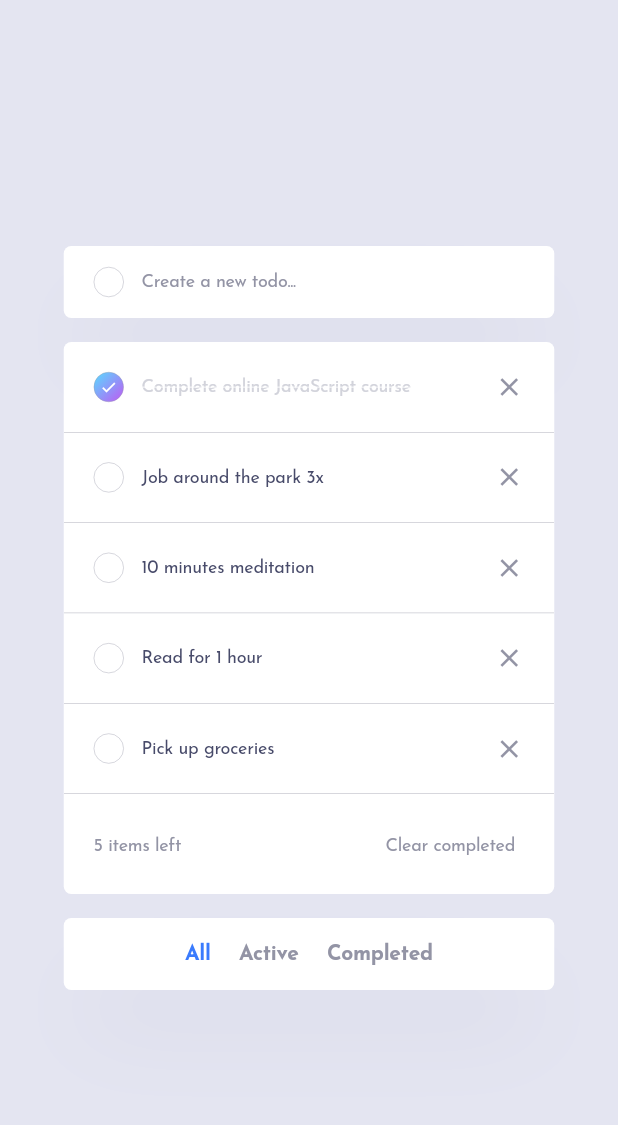
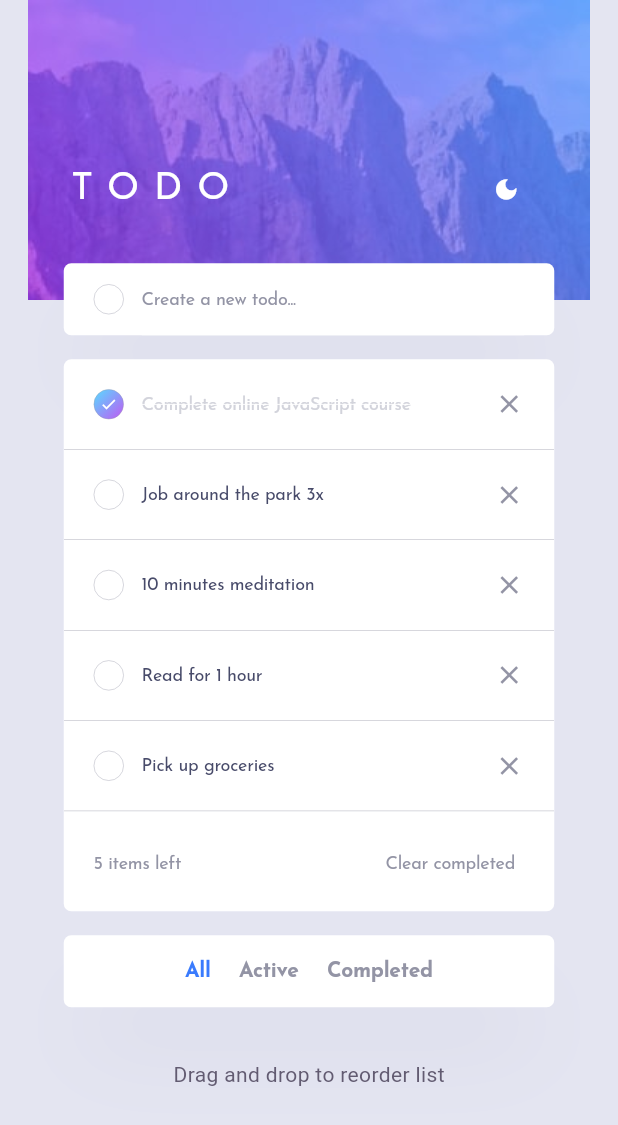
Before and after one commit to JustANipple/todo_app, a Flutter app: the screen it shows after launch, on a phone screen of 412 x 824 dp. Shown: the top 1125 px of the screen. Run offline on Flutter 3.47's test engine with Material 3 defaults, Android fonts, the phone set to English and light mode, and no system bars; our stand-ins replace google_fonts.

Commit message:
app completed

```diff
--- a/lib/main.dart
+++ b/lib/main.dart
@@ -18,23 +18,46 @@ class MainApp extends StatelessWidget {
   Widget build(BuildContext context) {
     return ChangeNotifierProvider(
       create: (context) => TodoProvider(),
-      child: MaterialApp(
+      child: Consumer<TodoProvider>(
+        builder: (context, todoProvider, child) => MaterialApp(
           theme: lightTheme,
-        // darkTheme: darkTheme,
-        themeMode: ThemeMode.system,
-        home: const Scaffold(
-          body: Center(
+          darkTheme: darkTheme,
+          themeMode: todoProvider.themeMode,
+          home: Scaffold(
+            body: Container(
+              decoration: BoxDecoration(
+                image: DecorationImage(
+                  image: AssetImage(todoProvider.themeMode == ThemeMode.light
+                      ? "assets/images/bg-mobile-light.jpg"
+                      : "assets/images/bg-mobile-dark.jpg"),
+                  alignment: Alignment.topCenter,
+                ),
+              ),
+              child: Center(
                 child: ResponsiveContainer(
                   child: SingleChildScrollView(
                     child: Column(
                       mainAxisSize: MainAxisSize.min,
                       children: [
-                    TodoCreate(),
-                    SizedBox(height: 16),
-                    TodoList(),
-                    SizedBox(height: 16),
-                    TodoFilter(),
+                        const TodoHeader(),
+                        const TodoCreate(),
+                        const SizedBox(height: 16),
+                        const TodoList(),
+                        const SizedBox(height: 16),
+                        const TodoFilter(),
+                        const SizedBox(height: 35),
+                        Text(
+                          "Drag and drop to reorder list",
+                          style: Theme.of(context)
+                              .textTheme
+                              .bodyMedium!
+                              .copyWith(
+                                color: Theme.of(context).colorScheme.secondary,
+                              ),
+                        ),
                       ],
+                    ),
+                  ),
                 ),
               ),
             ),
@@ -44,3 +67,53 @@ class MainApp extends StatelessWidget {
     );
   }
 }
+
+class TodoHeader extends StatefulWidget {
+  const TodoHeader({super.key});
+
+  @override
+  State<TodoHeader> createState() => _TodoHeaderState();
+}
+
+class _TodoHeaderState extends State<TodoHeader> {
+  @override
+  Widget build(BuildContext context) {
+    TodoProvider todoProvider = Provider.of<TodoProvider>(context);
+
+    return Padding(
+      padding: const EdgeInsets.only(top: 5, bottom: 25),
+      child: Row(
+        mainAxisAlignment: MainAxisAlignment.spaceBetween,
+        children: [
+          Text(
+            "TODO",
+            style: Theme.of(context).textTheme.bodyMedium!.copyWith(
+                  fontWeight: FontWeight.w400,
+                  letterSpacing: 10,
+                  fontSize: 25,
+                  color: Colors.white,
+                ),
+          ),
+          ElevatedButton(
+            style: ElevatedButton.styleFrom(
+              shadowColor: Colors.transparent,
+              backgroundColor: Colors.transparent,
+              padding: const EdgeInsets.symmetric(
+                horizontal: 0,
+              ),
+            ),
+            onPressed: () {
+              todoProvider.changeTheme();
+            },
+            child: Icon(
+              todoProvider.themeMode == ThemeMode.light
+                  ? Icons.dark_mode
+                  : Icons.light_mode,
+              color: Colors.white,
+            ),
+          ),
+        ],
+      ),
+    );
+  }
+}
--- a/lib/todo_create.dart
+++ b/lib/todo_create.dart
@@ -53,6 +53,7 @@ class _TodoCreateState extends State<TodoCreate> {
                     final todoText = _textController.text.trim();
                     Provider.of<TodoProvider>(context, listen: false)
                         .addTodo(todoText);
+                    _textController.clear();
                   }
                 },
                 child: const Text(
--- a/lib/todo_list.dart
+++ b/lib/todo_list.dart
@@ -15,6 +15,7 @@ class _TodoListState extends State<TodoList> {
   Widget build(BuildContext context) {
     final List<Todo> todoList = Provider.of<TodoProvider>(context).getTodos();
     int todosLeft = Provider.of<TodoProvider>(context).getTodosLeft();
+
     return Container(
       decoration: BoxDecoration(
         borderRadius: const BorderRadius.all(Radius.circular(5)),
@@ -30,7 +31,9 @@ class _TodoListState extends State<TodoList> {
               scrollDirection: Axis.vertical,
               itemCount: todoList.length,
               itemBuilder: (context, index) {
-                return Container(
+                return GestureDetector(
+                  key: ValueKey(todoList[index]),
+                  child: Container(
                     padding: const EdgeInsets.only(
                         left: 20, right: 6, top: 6, bottom: 6),
                     decoration: BoxDecoration(
@@ -47,105 +50,38 @@ class _TodoListState extends State<TodoList> {
                         Expanded(
                           child: Row(
                             children: [
-                            Container(
-                              width: 20,
-                              height: 20,
-                              decoration: BoxDecoration(
-                                borderRadius: BorderRadius.circular(50),
-                                gradient: Provider.of<TodoProvider>(context)
-                                        .getTodo(index)
-                                        .completed
-                                    ? LinearGradient(
-                                        colors: [
-                                            Theme.of(context)
-                                                .colorScheme
-                                                .primaryContainer,
-                                            Theme.of(context)
-                                                .colorScheme
-                                                .secondaryContainer
-                                          ],
-                                        begin: Alignment.topLeft,
-                                        end: Alignment.bottomRight)
-                                    : null,
-                                border: Border.all(
-                                  color:
-                                      Theme.of(context).colorScheme.onSecondary,
-                                  width: .25,
-                                ),
-                              ),
-                              child: FittedBox(
-                                child: ElevatedButton(
-                                  style: ElevatedButton.styleFrom(
-                                    backgroundColor: Colors.transparent,
-                                    shadowColor: Colors.transparent,
-                                  ),
-                                  onPressed: () {
-                                    Provider.of<TodoProvider>(context,
-                                            listen: false)
-                                        .toggleTodo(index);
-                                    setState(() {});
-                                  },
-                                  child: Icon(
-                                    Icons.check,
-                                    size: 70,
-                                    color:
-                                        Theme.of(context).colorScheme.primary,
-                                  ),
-                                ),
-                              ),
-                            ),
+                              RoundedCheckbox(index: index),
                               const SizedBox(width: 12),
-                            Expanded(
-                              child: SingleChildScrollView(
-                                scrollDirection: Axis.horizontal,
-                                child: Text(
-                                  textAlign: TextAlign.left,
-                                  todoList[index].description,
-                                  style: Theme.of(context)
-                                      .textTheme
-                                      .labelSmall!
-                                      .copyWith(
-                                        decoration:
-                                            Provider.of<TodoProvider>(context)
-                                                    .getTodo(index)
-                                                    .completed
-                                                ? TextDecoration.lineThrough
-                                                : TextDecoration.none,
-                                        color:
-                                            Provider.of<TodoProvider>(context)
-                                                    .getTodo(index)
-                                                    .completed
-                                                ? Theme.of(context)
-                                                    .colorScheme
-                                                    .onTertiary
-                                                : Theme.of(context)
-                                                    .colorScheme
-                                                    .onPrimary,
-                                      ),
-                                ),
-                              ),
-                            ),
+                              TodoText(todoList: todoList, index: index),
                             ],
                           ),
                         ),
-                      IconButton(
-                        icon: const Icon(
-                          Icons.close,
-                          size: 20,
+                        DeleteTodoIcon(index: index),
+                      ],
                     ),
-                        color: Theme.of(context).colorScheme.onSecondary,
-                        onPressed: () {
-                          Provider.of<TodoProvider>(context, listen: false)
-                              .deleteTodo(index);
-                        },
-                      ),
-                    ],
                   ),
                 );
               },
             ),
           ),
-          Container(
+          TodoFooter(todosLeft: todosLeft),
+        ],
+      ),
+    );
+  }
+}
+
+class TodoFooter extends StatelessWidget {
+  const TodoFooter({
+    super.key,
+    required this.todosLeft,
+  });
+
+  final int todosLeft;
+
+  @override
+  Widget build(BuildContext context) {
+    return Container(
       padding: const EdgeInsets.symmetric(
         horizontal: 20,
         vertical: 8,
@@ -156,8 +92,10 @@ class _TodoListState extends State<TodoList> {
           Text(
             "$todosLeft items left",
             textDirection: TextDirection.ltr,
-                  style: Theme.of(context).textTheme.labelSmall!.copyWith(
-                      color: Theme.of(context).colorScheme.onSecondary),
+            style: Theme.of(context)
+                .textTheme
+                .labelSmall!
+                .copyWith(color: Theme.of(context).colorScheme.onSecondary),
           ),
           ElevatedButton(
             style: ElevatedButton.styleFrom(
@@ -174,15 +112,115 @@ class _TodoListState extends State<TodoList> {
             child: Text(
               "Clear completed",
               textDirection: TextDirection.ltr,
-                    style: Theme.of(context).textTheme.labelSmall!.copyWith(
-                        color: Theme.of(context).colorScheme.onSecondary),
+              style: Theme.of(context)
+                  .textTheme
+                  .labelSmall!
+                  .copyWith(color: Theme.of(context).colorScheme.onSecondary),
             ),
           )
-              ],
-            ),
-          ),
         ],
       ),
     );
   }
 }
+
+class DeleteTodoIcon extends StatelessWidget {
+  final int index;
+  const DeleteTodoIcon({
+    super.key,
+    required this.index,
+  });
+
+  @override
+  Widget build(BuildContext context) {
+    return IconButton(
+      icon: const Icon(
+        Icons.close,
+        size: 20,
+      ),
+      color: Theme.of(context).colorScheme.onSecondary,
+      onPressed: () {
+        Provider.of<TodoProvider>(context, listen: false).deleteTodo(index);
+      },
+    );
+  }
+}
+
+class TodoText extends StatelessWidget {
+  final int index;
+  const TodoText({
+    super.key,
+    required this.todoList,
+    required this.index,
+  });
+
+  final List<Todo> todoList;
+
+  @override
+  Widget build(BuildContext context) {
+    return Expanded(
+      child: SingleChildScrollView(
+        scrollDirection: Axis.horizontal,
+        child: Text(
+          textAlign: TextAlign.left,
+          todoList[index].description,
+          style: Theme.of(context).textTheme.labelSmall!.copyWith(
+                decoration:
+                    Provider.of<TodoProvider>(context).getTodo(index).completed
+                        ? TextDecoration.lineThrough
+                        : TextDecoration.none,
+                color:
+                    Provider.of<TodoProvider>(context).getTodo(index).completed
+                        ? Theme.of(context).colorScheme.onTertiary
+                        : Theme.of(context).colorScheme.onPrimary,
+              ),
+        ),
+      ),
+    );
+  }
+}
+
+class RoundedCheckbox extends StatelessWidget {
+  final int index;
+  const RoundedCheckbox({
+    super.key,
+    required this.index,
+  });
+
+  @override
+  Widget build(BuildContext context) {
+    return Container(
+      width: 20,
+      height: 20,
+      decoration: BoxDecoration(
+        borderRadius: BorderRadius.circular(50),
+        gradient: Provider.of<TodoProvider>(context).getTodo(index).completed
+            ? LinearGradient(colors: [
+                Theme.of(context).colorScheme.primaryContainer,
+                Theme.of(context).colorScheme.secondaryContainer
+              ], begin: Alignment.topLeft, end: Alignment.bottomRight)
+            : null,
+        border: Border.all(
+          color: Theme.of(context).colorScheme.onSecondary,
+          width: .25,
+        ),
+      ),
+      child: FittedBox(
+        child: ElevatedButton(
+          style: ElevatedButton.styleFrom(
+            backgroundColor: Colors.transparent,
+            shadowColor: Colors.transparent,
+          ),
+          onPressed: () {
+            Provider.of<TodoProvider>(context, listen: false).toggleTodo(index);
+          },
+          child: Icon(
+            Icons.check,
+            size: 70,
+            color: Theme.of(context).colorScheme.primary,
+          ),
+        ),
+      ),
+    );
+  }
+}
--- a/lib/todo_provider.dart
+++ b/lib/todo_provider.dart
@@ -7,6 +7,8 @@ class TodoProvider with ChangeNotifier {
   List<Todo> get todos => _todoRepository.getTodos();
 
   TodoRepository get todoRepository => _todoRepository;
+
+  ThemeMode themeMode = ThemeMode.light;
 
   void addTodo(String text) {
     _todoRepository.createTodo(text);
@@ -48,4 +50,18 @@ class TodoProvider with ChangeNotifier {
   int getSelectedIndex() {
     return _todoRepository.selectedIndex;
   }
+
+  void reorderTodo(int oldIndex, int newIndex) {
+    _todoRepository.reorderTodo(oldIndex, newIndex);
+    notifyListeners();
+  }
+
+  void changeTheme() {
+    if (themeMode == ThemeMode.light) {
+      themeMode = ThemeMode.dark;
+    } else {
+      themeMode = ThemeMode.light;
+    }
+    notifyListeners();
+  }
 }
--- a/lib/todo_repository.dart
+++ b/lib/todo_repository.dart
@@ -67,6 +67,11 @@ class TodoRepository {
   int getTodosLeft() {
     return _todos.where((todo) => !todo.completed).length;
   }
+
+  void reorderTodo(int oldIndex, int newIndex) {
+    final Todo item = _todos.removeAt(oldIndex);
+    _todos.insert(newIndex, item);
+  }
 }
 
 class Todo {
```
Lines whose indentation alone changed are shown as unchanged.
